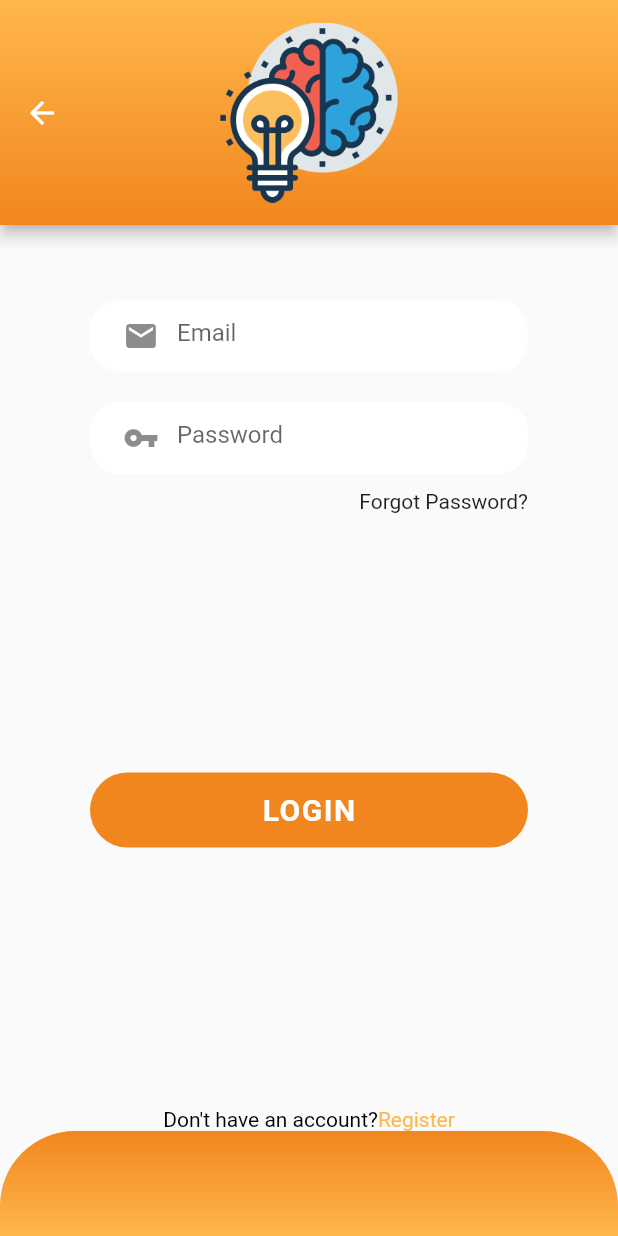
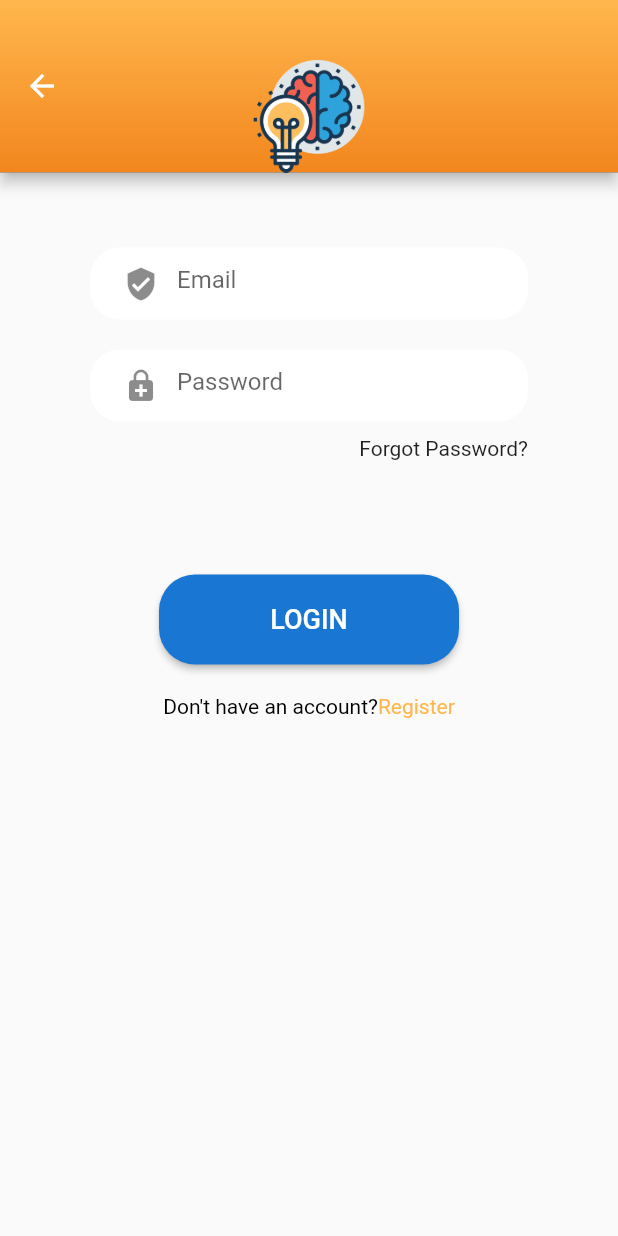
Before and after one commit to sdu-mp-21/daily-challenge-app-tracker, a Flutter app: the LoginPage screen opened by its route, on a phone screen of 412 x 824 dp. Run offline on Flutter 3.47's test engine with Material 2 defaults, Android fonts, the phone set to English and light mode, and no system bars; our stand-ins replace firebase_auth, firebase_core, google_fonts, keyboard_dismisser, like_button, readmore and 2 more; accounts and stored records are empty.

Commit message:
Added our project to firebase(only android), made authorization into firebase, solved some issues with styling

```diff
--- a/lib/db/challenge_class.dart
+++ b/lib/db/challenge_class.dart
@@ -1,6 +1,8 @@
 class Challenge {
   final int id;
   final String challengeTitle;
+  //final String challengeDescription;
+  //final boolean[] daysChecked;
   Challenge( {
     required this.id,
     required this.challengeTitle,
@@ -11,7 +13,7 @@ class Challenge {
   Map<String, dynamic> toMap() {
     return {
       'id': id,
-      'challenge_title': '$challengeTitle',
+      'challenge_title': challengeTitle,
     };
   }
 
--- a/lib/ui/main_app/navigator.dart
+++ b/lib/ui/main_app/navigator.dart
@@ -27,7 +27,7 @@ class PageNavigatorState extends State<MainPage> {
         backgroundColor: Colors.orange.shade300,
         actions: [
           IconButton(
-              onPressed: () => Navigator.pushNamed(context, '/register'),
+              onPressed: () => Navigator.pushNamed(context, '/login'),
               icon: const Icon(Icons.account_circle))
         ],
       ),
--- a/lib/ui/pages/auth/login_widget.dart
+++ b/lib/ui/pages/auth/login_widget.dart
@@ -1,7 +1,9 @@
 import 'package:challenge_tracker/ui/pages/auth/auth_page.dart';
-import 'package:challenge_tracker/ui/pages/auth/registration_widget.dart';
-import 'package:challenge_tracker/ui/widgets/buttons.dart';
+import 'package:challenge_tracker/ui/pages/auth/firebase_authentication.dart';
+// import 'package:challenge_tracker/ui/pages/auth/registration_widget.dart';
+// import 'package:challenge_tracker/ui/widgets/buttons.dart';
 import 'package:challenge_tracker/ui/widgets/color_custom.dart';
+import 'package:firebase_core/firebase_core.dart';
 import 'package:flutter/gestures.dart';
 import 'package:flutter/material.dart';
 
@@ -12,12 +14,28 @@ class LoginPage extends StatefulWidget {
   _LoginPageState createState() => _LoginPageState();
 }
 class _LoginPageState extends State<LoginPage> {
+  late FireBaseAuthentication auth;
+  String _message = '';
+  bool _isLogin = true;
+  final TextEditingController txtUserName = TextEditingController();
+  final TextEditingController txtPassword = TextEditingController();
+
+  @override
+  void initState() {
+    Firebase.initializeApp().whenComplete(() {
+      auth = FireBaseAuthentication();
+      setState(() {
+
+      });
+    });
+  }
+
   @override
   Widget build(BuildContext context) {
     return Scaffold(
       appBar: AppBar(
 
-        toolbarHeight: 150,
+        toolbarHeight: 115,
         flexibleSpace: Authorization.getHeader(),
 
       ),
@@ -33,55 +51,104 @@ class _LoginPageState extends State<LoginPage> {
                 margin: const EdgeInsets.only(left: 60, right: 60, top: 30),
                 child: Column(
                   children: <Widget>[
-                    _textInput(hint: "Email", icon: Icons.email),
-                    _textInput(hint: "Password", icon: Icons.vpn_key),
+                    //widget for userName input
+                    _userNameInput(),
+                    //widget for passWord input
+                    _passwordInput(),
                     Container(
                       margin: const EdgeInsets.only(top: 10),
                       alignment: Alignment.centerRight,
-                      child: const Text(
-                        "Forgot Password?",
+                      child:  Text(
+                        _isLogin ? "Forgot Password?" : "",
                       ),
                     ),
-                    Expanded(
-                      child: Center(
-                        child: Buttons.getAuthButton("LOGIN", () {
-                            Navigator.push(
-                                context,
-                                MaterialPageRoute(
-                                    builder: (context) => const RegPage()));
+                    Container(
+                      margin: const EdgeInsets.only(top: 50),
+                      child: Text(_message),
+                    ),
+
+                    Padding(
+                      padding: const EdgeInsets.only(top: 10),
+                      child: SizedBox(
+                        height: 60,
+                        width: 200,
+                        child: ElevatedButton(
+                          style: ButtonStyle(
+                            backgroundColor: MaterialStateProperty.all(Theme.of(context).primaryColorDark),
+                            shape: MaterialStateProperty.all(RoundedRectangleBorder(borderRadius: BorderRadius.circular(24.0))),
+                          ),
+                          onPressed: () {
+                            String userId = '';
+                            if(_isLogin) {
+                              auth.login(txtUserName.text, txtPassword.text).then((value) {
+                                if(value == null) {
+                                  setState(() {
+                                    _message = 'Login error';
+                                  });
+                                }
+                                else {
+                                  userId = value;
+                                  setState(() {
+                                    _message = 'User $userId successfully signed in';
+                                  });
+                                }
+                              });
+                            }
+                            else {
+                              auth.createUser(txtUserName.text, txtPassword.text).then((value) {
+                                if(value == null) {
+                                  setState(() {
+                                    _message = 'Registration Error!';
+
+                                  });
+                                }
+                                else {
+                                  userId = value;
+                                  setState(() {
+                                    _message = 'User $userId successfully signed in';
+                                  });
+                                }
+                              });
+                            }
                           },
+                          child: Text(_isLogin ? "LOGIN" : "REGISTER", style: const TextStyle(fontSize: 18),),
                         ),
                       ),
                     ),
-                    RichText(
+                    Padding(
+                      padding: const EdgeInsets.only(top: 20),
+                      child: RichText(
                         text: TextSpan(children: [
-                        const TextSpan(
-                            text: "Don't have an account?",
-                            style: TextStyle(color: Colors.black,)
+                          TextSpan(
+                              text: _isLogin ? "Don't have an account?" : "Already a member?",
+                              style: const TextStyle(color: Colors.black,)
                           ),
 
                           TextSpan(
-                            text: "Register",
+                            text: _isLogin ? "Register" : "Login",
                             style: TextStyle(color: ColorsCustom.orangeColors),
                             recognizer: TapGestureRecognizer()
                               ..onTap = () {
-                              Navigator.pushNamed(context, '/register');
+                                setState(() {
+                                  _isLogin = !_isLogin;
+                                });
                               },
                           ),
                         ]),
-                    )
+                      ),
+                    ),
                   ],
                 ),
               ),
             )
-            ,Authorization.getFooter(),
+            // ,Authorization.getFooter(),
           ],
         ),
       ),
     );
   }
 
-  Widget _textInput({hint, icon}) {
+  Widget _userNameInput() {
     return Container(
       margin: const EdgeInsets.only(top: 20),
       decoration: const BoxDecoration(
@@ -90,11 +157,35 @@ class _LoginPageState extends State<LoginPage> {
       ),
       padding: const EdgeInsets.only(left: 10),
       child: TextFormField(
-        decoration: InputDecoration(
+        controller: txtUserName,
+        keyboardType: TextInputType.emailAddress,
+        decoration: const InputDecoration(
           border: InputBorder.none,
-          hintText: hint,
-          prefixIcon: Icon(icon),
+          hintText: 'Email',
+          prefixIcon: Icon(Icons.verified_user),
         ),
+        validator: (text) => text!.isEmpty ? 'User Name is required' : '',
+      ),
+    );
+  }
+  Widget _passwordInput() {
+    return Container(
+      margin: const EdgeInsets.only(top: 20),
+      decoration: const BoxDecoration(
+        borderRadius: BorderRadius.all(Radius.circular(20)),
+        color: Colors.white,
+      ),
+      padding: const EdgeInsets.only(left: 10),
+      child: TextFormField(
+        controller: txtPassword,
+        keyboardType: TextInputType.visiblePassword,
+        obscureText: true,
+        decoration: const InputDecoration(
+          border: InputBorder.none,
+          hintText: 'Password',
+          prefixIcon: Icon(Icons.enhanced_encryption),
+        ),
+        validator: (text) => text!.isEmpty ? 'Password is required' : '',
       ),
     );
   }
--- a/pubspec.yaml
+++ b/pubspec.yaml
@@ -30,6 +30,9 @@ dependencies:
   flutter_staggered_grid_view: 0.4.1
   flutter:
     sdk: flutter
+  firebase_core: ^1.10.0
+  firebase_auth: ^3.2.0
+  cloud_firestore: ^3.1.0
   share: ^2.0.4
   floatingpanel: ^1.1.3
   timeago: ^3.1.0
```
Also changed, not shown: lib/ui/pages/auth/auth_page.dart (+4 -3 lines), lib/ui/pages/auth/firebase_authentication.dart (added, +32 -0 lines), pubspec.lock, 4 other files. Lines whose indentation alone changed are shown as unchanged.
